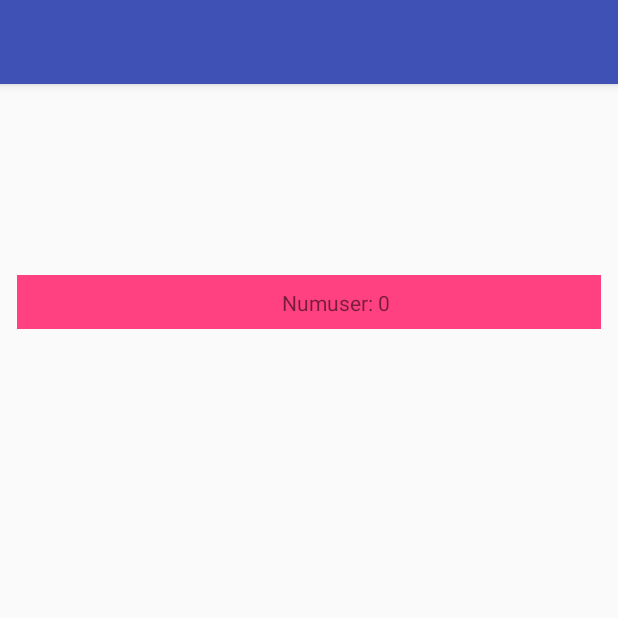
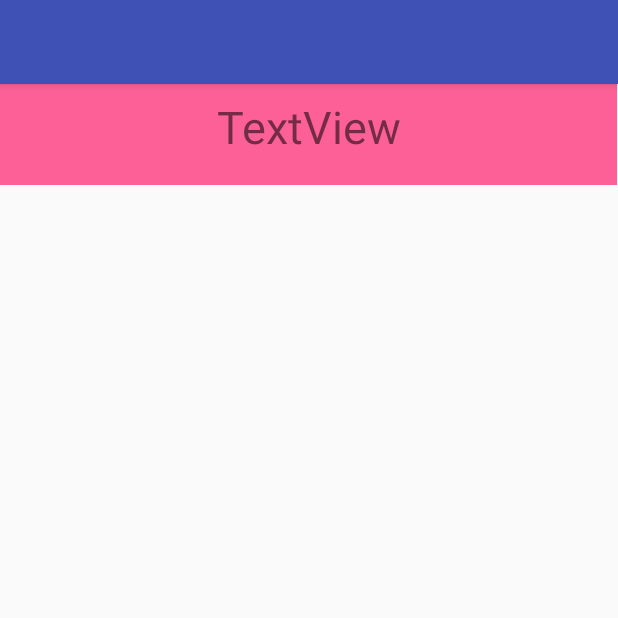
Before and after one commit to Sersius/SpeakerFeedback, an Android app: the MainActivity screen opened directly, with no data from a screen before it, on a phone screen of 412 x 824 dp, the top half of it. Run offline under Robolectric (Android 15) with nearby library versions, the phone set to English and light mode, and no system bars; our stand-ins replace Firebase (no records; nobody signed in at launch, a user with empty details on screens opened directly); 5 statements that could not run were skipped.

Commit message:
Polls added all of the layouts (I HAVE THE GOOGLE SERVICES AGAIN :angry: )

```diff
--- a/SpeakerFeedback/app/build.gradle
+++ b/SpeakerFeedback/app/build.gradle
@@ -26,6 +26,8 @@ dependencies {
     testImplementation 'junit:junit:4.12'
     androidTestImplementation 'com.android.support.test:runner:1.0.2'
     androidTestImplementation 'com.android.support.test.espresso:espresso-core:3.0.2'
+    implementation 'com.android.support:recyclerview-v7:27.1.1'
+    implementation 'com.android.support:cardview-v7:27.1.1'
 }
 
 apply plugin: 'com.google.gms.google-services'
--- a/SpeakerFeedback/app/src/main/AndroidManifest.xml
+++ b/SpeakerFeedback/app/src/main/AndroidManifest.xml
@@ -17,6 +17,7 @@
             </intent-filter>
         </activity>
         <activity android:name=".RegisterUserActivity"></activity>
+        <activity android:name=".ShowAllUsersActivity" />
     </application>
 
 </manifest>
--- a/SpeakerFeedback/app/src/main/java/edu/upc/citm/android/speakerfeedback/MainActivity.java
+++ b/SpeakerFeedback/app/src/main/java/edu/upc/citm/android/speakerfeedback/MainActivity.java
@@ -4,10 +4,16 @@ import android.content.Intent;
 import android.content.SharedPreferences;
 import android.support.annotation.NonNull;
 import android.support.v7.app.AppCompatActivity;
+import android.support.v7.widget.CardView;
+import android.support.v7.widget.LinearLayoutManager;
+import android.support.v7.widget.RecyclerView;
 import android.os.Bundle;
+import android.os.PersistableBundle;
 import android.util.Log;
 import android.widget.TextView;
 import android.widget.Toast;
+import android.view.View;
+import android.view.ViewGroup;
 
 import com.google.android.gms.tasks.OnFailureListener;
 import com.google.android.gms.tasks.OnSuccessListener;
@@ -18,6 +24,8 @@ import com.google.firebase.firestore.FirebaseFirestore;
 import com.google.firebase.firestore.FirebaseFirestoreException;
 import com.google.firebase.firestore.ListenerRegistration;
 import com.google.firebase.firestore.QuerySnapshot;
+import com.google.firebase.firestore.FieldValue;
+import com.google.firebase.firestore.Query;
 
 import java.util.HashMap;
 import java.util.Map;
@@ -28,13 +36,20 @@ public class MainActivity extends AppCompatActivity {
     private FirebaseFirestore db = FirebaseFirestore.getInstance();
     private TextView textview;
     private String userId;
-    private ListenerRegistration roomRegistration;
-    private ListenerRegistration usersRegistration;
+    private List<Poll> polls = new ArrayList<>();
+    private Adapter adapter;
+    private RecyclerView polls_views;
 
     @Override
     protected void onCreate(Bundle savedInstanceState) {
         super.onCreate(savedInstanceState);
         setContentView(R.layout.activity_main);
+
+        adapter = new Adapter();
+
+        polls_views = findViewById(R.id.polsView);
+        polls_views.setLayoutManager(new LinearLayoutManager(this));
+        polls_views.setAdapter(adapter);
 
         textview = findViewById(R.id.textview);
         getOrRegisterUser();
@@ -68,15 +83,36 @@ public class MainActivity extends AppCompatActivity {
         }
     };
 
+    private EventListener<QuerySnapshot> pollsListener = new EventListener<QuerySnapshot>() {
+        @Override
+        public void onEvent(QuerySnapshot documentSnapshots, FirebaseFirestoreException e) {
+            if (e != null) {
+                Log.e("SpeakerFeedback", "Error al rebre la llista de polls", e);
+                return;
+            }
+            polls.clear();
+            for(DocumentSnapshot doc : documentSnapshots) {
+                Poll poll = doc.toObject(Poll.class);
+                polls.add(poll);
+            }
+            Log.i("SpeakerFeedback", String.format("He carregat %d polls", polls.size()));
+
+            adapter.notifyDataSetChanged();
+        }
+    };
+
     @Override
     protected void onStart() {
+        db.collection("rooms").document("testroom")
+                .addSnapshotListener(this,roomListener);
+
+        db.collection("users").whereEqualTo("room", "testroom")
+                .addSnapshotListener(this,usersListener);
+
+        db.collection("rooms").document("testroom").collection("polls")
+                .orderBy("start", Query.Direction.DESCENDING)
+                .addSnapshotListener(this, pollsListener);
         super.onStart();
-
-        roomRegistration = db.collection("rooms").document("testroom")
-                .addSnapshotListener(roomListener);
-
-        usersRegistration = db.collection("users").whereEqualTo("room", "testroom")
-                .addSnapshotListener(usersListener);
     }
 
     @Override
@@ -84,6 +120,13 @@ public class MainActivity extends AppCompatActivity {
         super.onStop();
          roomRegistration.remove();
          usersRegistration.remove();
+         super.onStop();
+    }
+
+    @Override
+    protected void onDestroy() {
+        db.collection("users").document(userId).update("room", FieldValue.delete());
+        super.onDestroy();
     }
 
     private void getOrRegisterUser() {
@@ -98,6 +141,7 @@ public class MainActivity extends AppCompatActivity {
         } else {
             // Ja està registrat, mostrem el id al Log
             Log.i("SpeakerFeedback", "userId = " + userId);
+            db.collection("users").document(userId).update("room", "testroom");
         }
     }
 
@@ -139,8 +183,85 @@ public class MainActivity extends AppCompatActivity {
                 Log.e("SpeakerFeedback", "Error creant objecte", e);
                 Toast.makeText(MainActivity.this,
                         "No s'ha pogut registrar l'usuari, intenta-ho més tard", Toast.LENGTH_SHORT).show();
+                db.collection("users").document(userId).update("room", "testroom");
                 finish();
             }
         });
     }
+
+    public void ShowAllUsers(View view) {
+        Intent intent = new Intent(this, ShowAllUsersActivity.class);
+        startActivity(intent);
+    }
+
+    @Override
+    public void onSaveInstanceState(Bundle outState, PersistableBundle outPersistentState) {
+        super.onSaveInstanceState(outState, outPersistentState);
+    }
+
+    class ViewHolder extends RecyclerView.ViewHolder{
+        private TextView label_view;
+        private TextView question_view;
+        private TextView options_view;
+        private CardView card_view;
+
+        public ViewHolder(View itemView) {
+            super(itemView);
+            card_view = itemView.findViewById(R.id.card_view);
+            label_view = itemView.findViewById(R.id.label_view);
+            question_view = itemView.findViewById(R.id.question_view);
+            options_view = itemView.findViewById(R.id.options_view);
+        }
+    }
+
+    class Adapter extends RecyclerView.Adapter<ViewHolder>
+    {
+
+        @NonNull
+        @Override
+        public ViewHolder onCreateViewHolder(@NonNull ViewGroup parent, int viewType) {
+            View itemView = getLayoutInflater().inflate(R.layout.pols_view,parent,false);
+            return new ViewHolder(itemView);
+        }
+
+        @Override
+        public void onBindViewHolder(@NonNull ViewHolder holder, int position) {
+            Poll poll = polls.get(position);
+            if(position == 0)
+            {
+                holder.label_view.setVisibility(View.VISIBLE);
+                if(poll.isOpen()) {
+                    holder.label_view.setText("Active");
+                }
+                else
+                {
+                    holder.label_view.setText("Previous");
+                }
+            }
+            else
+            {
+                if(!poll.isOpen() && polls.get(position-1).isOpen())
+                {
+                    holder.label_view.setVisibility(View.VISIBLE);
+                    holder.label_view.setText("Previous");
+                }
+                else
+                {
+                    holder.label_view.setVisibility(View.GONE);
+                }
+            }
+            holder.card_view.setCardElevation(poll.isOpen() ? 10.0f : 0.0f);
+            if(!poll.isOpen())
+            {
+                holder.card_view.setCardBackgroundColor(0xFFE0E0E0);
+            }
+            holder.question_view.setText(poll.getQuestion());
+            holder.options_view.setText(poll.getOptionsAsString());
+        }
+
+        @Override
+        public int getItemCount() {
+            return polls.size();
+        }
+    }
 }
--- a/SpeakerFeedback/app/src/main/res/layout/activity_main.xml
+++ b/SpeakerFeedback/app/src/main/res/layout/activity_main.xml
@@ -6,30 +6,42 @@
     android:layout_height="match_parent"
     tools:context=".MainActivity">
 
-    <ImageView
-        android:id="@+id/imageView"
-        android:layout_width="389dp"
-        android:layout_height="36dp"
-        android:layout_marginBottom="494dp"
-        android:layout_marginTop="16dp"
+    <View
+        android:id="@+id/num_users_image_view"
+        android:layout_width="wrap_content"
+        android:layout_height="67dp"
+        android:layout_marginStart="6dp"
+        android:layout_marginLeft="6dp"
+        android:layout_marginEnd="8dp"
+        android:layout_marginRight="8dp"
+        android:background="#fd6096"
+        android:onClick="ShowAllUsers"
+        app:layout_constraintEnd_toEndOf="parent"
+        app:layout_constraintStart_toStartOf="parent"
+        app:layout_constraintTop_toTopOf="parent" />
+
+    <TextView
+        android:id="@+id/num_users_view"
+        android:layout_width="wrap_content"
+        android:layout_height="wrap_content"
+        android:layout_marginStart="8dp"
+        android:layout_marginLeft="8dp"
+        android:layout_marginTop="8dp"
+        android:layout_marginEnd="8dp"
+        android:layout_marginRight="8dp"
+        android:text="TextView"
+        android:textSize="30dp"
+        app:layout_constraintEnd_toEndOf="parent"
+        app:layout_constraintStart_toStartOf="parent"
+        app:layout_constraintTop_toTopOf="parent" />
+
+
+    <android.support.v7.widget.RecyclerView
+        android:id="@+id/polsView"
+        android:layout_width="0dp"
+        android:layout_height="0dp"
         app:layout_constraintBottom_toBottomOf="parent"
         app:layout_constraintEnd_toEndOf="parent"
         app:layout_constraintStart_toStartOf="parent"
-        app:layout_constraintTop_toTopOf="parent"
-        app:srcCompat="@color/colorAccent" />
-
-    <TextView
-        android:id="@+id/textview"
-        android:layout_width="0dp"
-        android:layout_height="wrap_content"
-        android:layout_marginBottom="8dp"
-        android:layout_marginEnd="152dp"
-        android:layout_marginRight="152dp"
-        android:text="Hello World!"
-        app:layout_constraintBottom_toBottomOf="@+id/imageView"
-        app:layout_constraintEnd_toEndOf="parent"
-        app:layout_constraintLeft_toLeftOf="parent"
-        app:layout_constraintTop_toTopOf="parent"
-        app:layout_constraintVertical_bias="1.0" />
-
+        app:layout_constraintTop_toBottomOf="@+id/num_users_image_view" />
 </android.support.constraint.ConstraintLayout>
```
Also changed, not shown: SpeakerFeedback/app/src/main/java/edu/upc/citm/android/speakerfeedback/Poll.java (added, +75 -0 lines), SpeakerFeedback/app/src/main/java/edu/upc/citm/android/speakerfeedback/ShowAllUsersActivity.java (added, +107 -0 lines), SpeakerFeedback/app/src/main/res/layout/activity_show_all_users.xml (added, +16 -0 lines), SpeakerFeedback/app/src/main/res/layout/pols_view.xml (added, +61 -0 lines), SpeakerFeedback/app/src/main/res/layout/user_view_activity.xml (added, +18 -0 lines).
